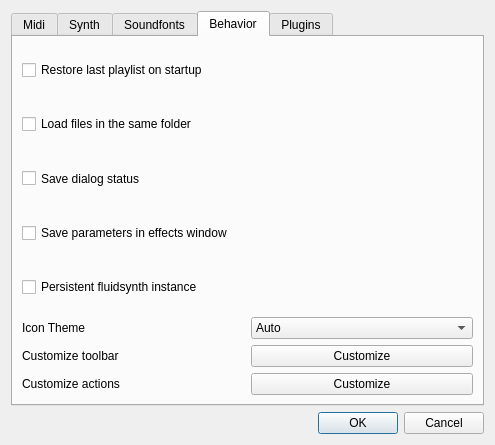
Old version of the form qmidiplayer-desktop/qmpsettingswindow.ui in the repository chirs241097/QMidiPlayer.
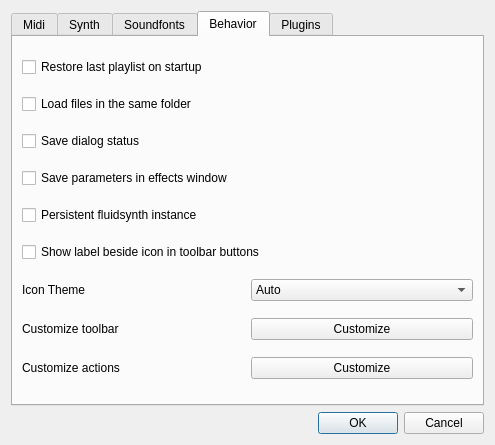
New version of the form. The open tabs and pages were chosen to show the change. Icons and pictures are not drawn.

Commit message: UI revolution cont'd. Powered by @BLumia. Expose new APIs to plugin developer. Use svg icons.

What changed in the file:
```diff
--- a/qmidiplayer-desktop/qmpsettingswindow.ui
+++ b/qmidiplayer-desktop/qmpsettingswindow.ui
@@ -540,7 +540,7 @@
        <item>
         <widget class="QCheckBox" name="cbRestorePlaylist">
          <property name="sizePolicy">
-          <sizepolicy hsizetype="Minimum" vsizetype="Preferred">
+          <sizepolicy hsizetype="Minimum" vsizetype="Fixed">
            <horstretch>0</horstretch>
            <verstretch>0</verstretch>
           </sizepolicy>
@@ -553,7 +553,7 @@
        <item>
         <widget class="QCheckBox" name="cbLoadFolder">
          <property name="sizePolicy">
-          <sizepolicy hsizetype="Minimum" vsizetype="Preferred">
+          <sizepolicy hsizetype="Minimum" vsizetype="Fixed">
            <horstretch>0</horstretch>
            <verstretch>0</verstretch>
           </sizepolicy>
@@ -566,7 +566,7 @@
        <item>
         <widget class="QCheckBox" name="cbDialogStatus">
          <property name="sizePolicy">
-          <sizepolicy hsizetype="Minimum" vsizetype="Preferred">
+          <sizepolicy hsizetype="Minimum" vsizetype="Fixed">
            <horstretch>0</horstretch>
            <verstretch>0</verstretch>
           </sizepolicy>
@@ -579,7 +579,7 @@
        <item>
         <widget class="QCheckBox" name="cbSaveEfxParam">
          <property name="sizePolicy">
-          <sizepolicy hsizetype="Minimum" vsizetype="Preferred">
+          <sizepolicy hsizetype="Minimum" vsizetype="Fixed">
            <horstretch>0</horstretch>
            <verstretch>0</verstretch>
           </sizepolicy>
@@ -592,7 +592,7 @@
        <item>
         <widget class="QCheckBox" name="cbPersistentfs">
          <property name="sizePolicy">
-          <sizepolicy hsizetype="Minimum" vsizetype="Preferred">
+          <sizepolicy hsizetype="Minimum" vsizetype="Fixed">
            <horstretch>0</horstretch>
            <verstretch>0</verstretch>
           </sizepolicy>
@@ -602,6 +602,19 @@
          </property>
         </widget>
        </item>
+       <item>
+        <widget class="QCheckBox" name="cbShowLabel">
+         <property name="sizePolicy">
+          <sizepolicy hsizetype="Minimum" vsizetype="Fixed">
+           <horstretch>0</horstretch>
+           <verstretch>0</verstretch>
+          </sizepolicy>
+         </property>
+         <property name="text">
+          <string>Show label beside icon in toolbar buttons</string>
+         </property>
+        </widget>
+       </item>
        <item>
         <layout class="QHBoxLayout" name="horizontalLayout_2">
          <item>
```
Left out of the diff: 10 changed lines with no effect on the pictures. The commit also changes 102 other files.
